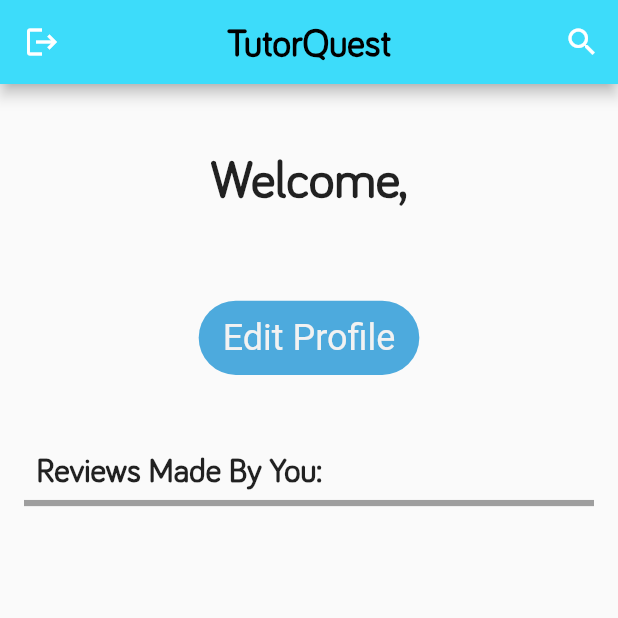
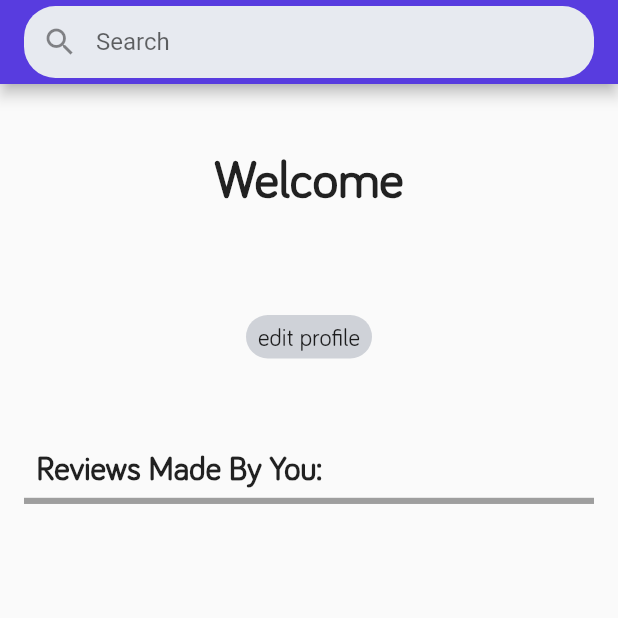
Before and after one commit to RateMyTutor/rateMyTutor, a Flutter app: the HomePage screen opened by its route, on a phone screen of 412 x 824 dp, the top half of it. Run offline on Flutter 3.47's test engine with Material 2 defaults, Android fonts, the phone set to English and light mode, and no system bars; our stand-ins replace cloud_firestore, firebase_auth, firebase_core, flutter_rating_bar, flutter_signin_button, form_field_validator and 3 more; missing offline and left inert: flutter_login_facebook, flutter_search_bar; accounts and stored records are empty.

Commit message:
home screen UI

```diff
--- a/lib/Screens/homePage.dart
+++ b/lib/Screens/homePage.dart
@@ -43,37 +43,67 @@ class _HomePageState extends State<HomePage> {
       onWillPop: () async => false,
       child: Scaffold(
         appBar: AppBar(
-          centerTitle: true,
-          backgroundColor: Color(0xFF3DDCFA),
-          actions: <Widget>[
-            IconButton(
-                icon: Icon(Icons.search),
-                onPressed: (){
-                  showSearch(context: context, delegate: TutorSearch()).then((value) =>  setState((){}));
+          backgroundColor: Color(0xff583CDF),
+          automaticallyImplyLeading: false,
+          // backgroundColor: Color(0xFF3DDCFA),
+          // actions: <Widget>[
+          //   IconButton(
+          //       icon: Icon(Icons.search),
+          //       onPressed: (){
+          //         showSearch(context: context, delegate: TutorSearch()).then((value) =>  setState((){}));
+          //
+          //
+          //       },
+          //   ),
+          // ],
+          // title: Text(
+          //     'TutorQuest',
+          //   style: TextStyle(
+          //     fontSize: 25.0,
+          //     fontWeight: FontWeight.bold,
+          //     fontFamily: 'Bariol',
+          //     color: Colors.black,
+          //   ),
+          // ),
+          title: Container(
+            child: TextField(
+              focusNode: FocusNode(),
+              enableInteractiveSelection: false,
+              onTap: (){
+                      showSearch(context: context, delegate: TutorSearch()).then((value) =>  setState((){}));
 
 
-                },
-            ),
-          ],
-          title: Text(
-              'TutorQuest',
-            style: TextStyle(
-              fontSize: 25.0,
-              fontWeight: FontWeight.bold,
-              fontFamily: 'Bariol',
-              color: Colors.black,
+                    },
+
+
+              decoration: InputDecoration(
+                  contentPadding: const EdgeInsets.symmetric(vertical: 9.0),
+                  filled: true,
+                  fillColor: Color(0xFFe7eaf0),
+                  border: OutlineInputBorder(
+                    borderSide: BorderSide(
+                      width: 0,
+                      style: BorderStyle.none,
+                    ),
+                    borderRadius: BorderRadius.all(
+                      const Radius.circular(21.0),
+                    ),
+                  ),
+                  hintText: 'Search',
+                  prefixIcon: Icon(Icons.search)
+              ),
             ),
           ),
-      leading: IconButton(
-      icon: Icon(Icons.logout),
-      onPressed: () async {
-        uAuth.signOut();
-        Navigator.pushNamed(context,InitialScreen.initialScreenID);
-        print("USer ID : " + uAuth.currentUser.uid);
-        print("Lets see if we can still see it ");
-        print(uAuth.currentUser.displayName);
-        }, //onPressed
-      ),
+      // leading: IconButton(
+      // icon: Icon(Icons.logout),
+      // onPressed: () async {
+      //   uAuth.signOut();
+      //   Navigator.pushNamed(context,InitialScreen.initialScreenID);
+      //   print("USer ID : " + uAuth.currentUser.uid);
+      //   print("Lets see if we can still see it ");
+      //   print(uAuth.currentUser.displayName);
+      //   }, //onPressed
+      // ),
         ),
         body: SingleChildScrollView(
                 controller: _scrollController,
@@ -84,7 +114,7 @@ class _HomePageState extends State<HomePage> {
                           Align(
                             alignment: Alignment.center,
                             child: Text(
-                                "Welcome,",
+                                "Welcome",
                                 textAlign: TextAlign.center,
                                 style: TextStyle(
                                   fontFamily: 'Bariol',
@@ -102,21 +132,23 @@ class _HomePageState extends State<HomePage> {
                             height: 2.0.h,
                           ),
                           ButtonTheme(
-                            minWidth: 10.0.w,
-                            height: 6.0.h,
+                            padding: EdgeInsets.symmetric(vertical: 4.0, horizontal: 8.0), //adds padding inside the button
+                            materialTapTargetSize: MaterialTapTargetSize.shrinkWrap, //limits the touch area to the button area
+                            minWidth: 0, //wraps child's width
+                            height: 0, //wraps child's height
                             child: FlatButton(
-                              color: Color(0xFF4DAADD),
+                              color: Color(0xFFcfd2d8),
                               shape: RoundedRectangleBorder(
                                   borderRadius: new BorderRadius.circular(
                                       26.5)),
                               onPressed: () async {},
                               child: Text(
-                                'Edit Profile',
-                                style: TextStyle(
-                                  color: Color(0xFFF2F2F2),
-                                  fontSize: 24,
-                                  fontWeight: FontWeight.w400,
-                                ),
+                                  "edit profile",
+                                  textAlign: TextAlign.center,
+                                  style: TextStyle(
+                                    fontFamily: 'Bariol',
+                                    fontSize: 12.0.sp,
+                                  )
                               ),
                             ),
                           ),
```
